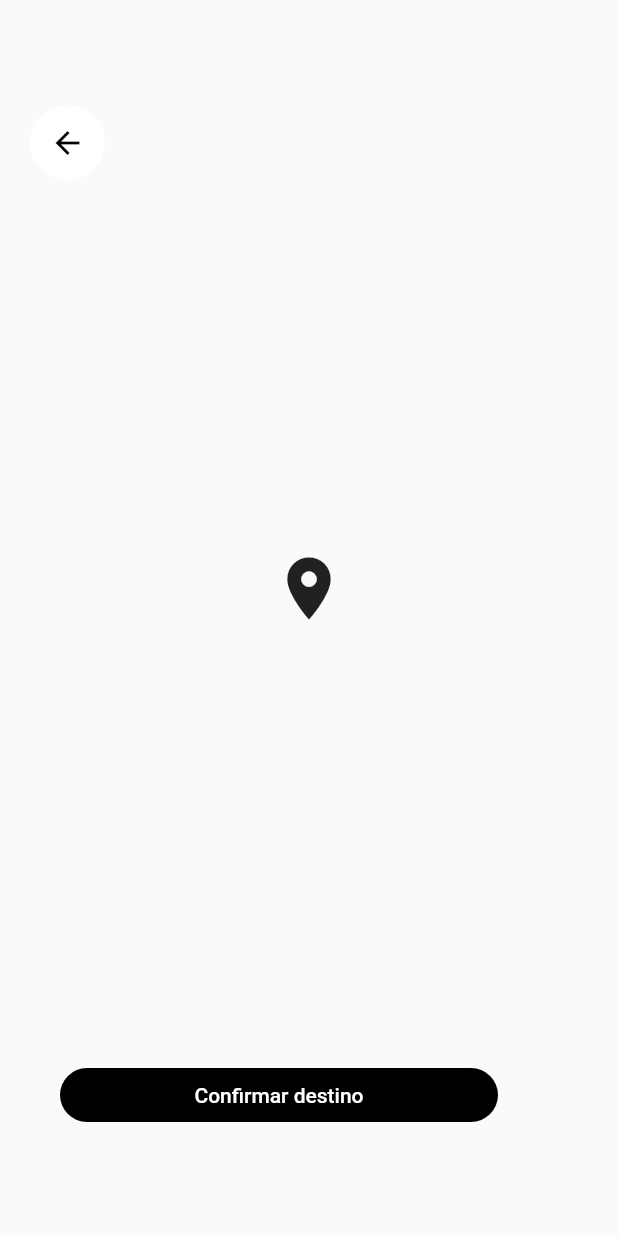
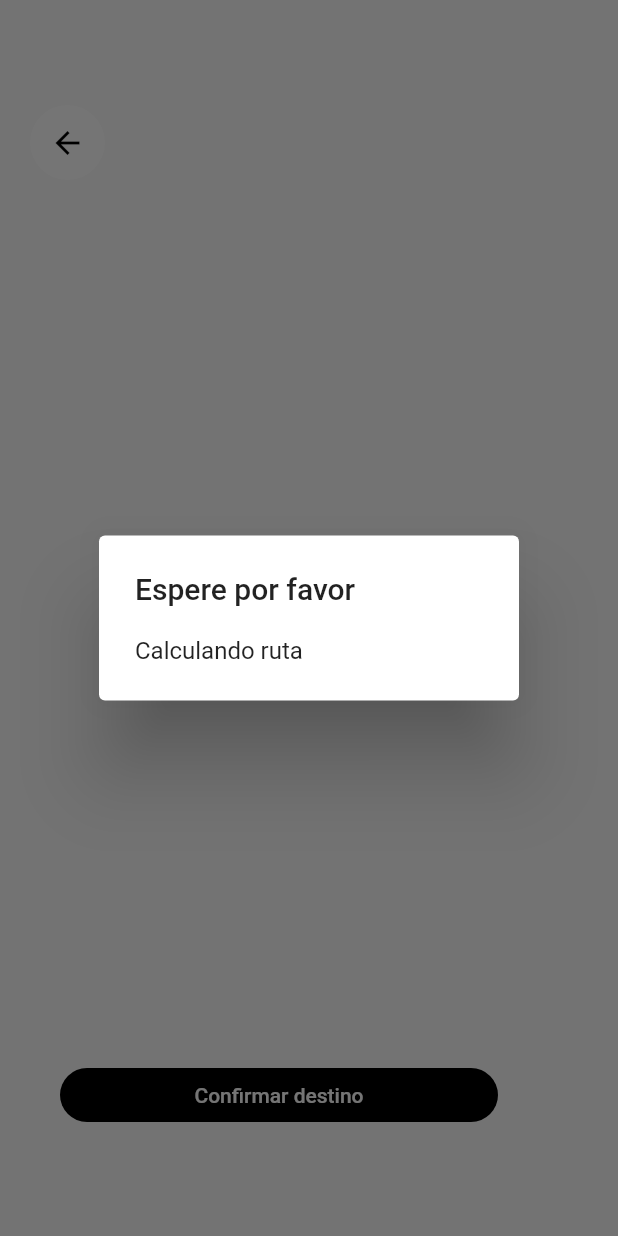
Before and after one commit to Blanco1010/maps-flutter, a Flutter app: the _BuildMarkerManual widget shown alone on an empty page, opened directly, after a tap on "Confirmar destino", on a phone screen of 412 x 824 dp. Run offline on Flutter 3.47's test engine with Material 2 defaults, Android fonts, the phone set to English and light mode, and no system bars; our stand-ins replace animate_do, bloc, dio, flutter_bloc, geolocator, google_maps_flutter and 1 more; missing offline and left inert: flutter_polyline_points.

Commit message:
add the code to draw the points when requesting an api

```diff
--- a/maps_app/lib/bloc/map/maps_bloc.dart
+++ b/maps_app/lib/bloc/map/maps_bloc.dart
@@ -17,7 +17,16 @@ class MapsBloc extends Bloc<MapsEvent, MapsState> {
 
   //Polylines
   Polyline _myRoute = new Polyline(
-      polylineId: PolylineId('my_route'), width: 3, color: Colors.transparent);
+    polylineId: PolylineId('my_route'),
+    width: 3,
+    color: Colors.transparent,
+  );
+
+  Polyline _myRouteDestination = new Polyline(
+    polylineId: PolylineId('my_route_destination'),
+    width: 3,
+    color: Colors.black87,
+  );
 
   void initMap(GoogleMapController controller) {
     if (!state.mapReady) {
@@ -44,15 +53,19 @@ class MapsBloc extends Bloc<MapsEvent, MapsState> {
     }
 
     if (event is OnChangeDraw) {
-      yield* _onChangeDraw(event);
+      yield* this._onChangeDraw(event);
     }
 
     if (event is OnFollowUbication) {
-      yield* _onFollowUbication(event);
+      yield* this._onFollowUbication(event);
     }
 
     if (event is OnMoveMap) {
       yield state.copyWith(centralUbication: event.centralMap);
+    }
+
+    if (event is OnCreateRouteInitialEnd) {
+      yield* this._onCreateRouteInitialEnd(event);
     }
   }
 
@@ -90,4 +103,17 @@ class MapsBloc extends Bloc<MapsEvent, MapsState> {
 
     yield state.copyWith(followUbication: !state.followUbication);
   }
+
+  Stream<MapsState> _onCreateRouteInitialEnd(
+      OnCreateRouteInitialEnd event) async* {
+    this._myRouteDestination = this._myRouteDestination.copyWith(
+          pointsParam: event.routeCoordinates,
+        );
+
+    final currentPolylines = state.polylines;
+    currentPolylines?['my_route_destination'] = this._myRouteDestination;
+
+    // get points for drawing
+    yield state.copyWith(polylines: currentPolylines);
+  }
 }
--- a/maps_app/lib/bloc/map/maps_event.dart
+++ b/maps_app/lib/bloc/map/maps_event.dart
@@ -9,9 +9,16 @@ class OnChangeDraw extends MapsEvent {}
 
 class OnFollowUbication extends MapsEvent {}
 
+class OnCreateRouteInitialEnd extends MapsEvent {
+  final List<LatLng> routeCoordinates;
+  final double distance;
+  final double duration;
+
+  OnCreateRouteInitialEnd(this.routeCoordinates, this.distance, this.duration);
+}
+
 class OnMoveMap extends MapsEvent {
   final LatLng centralMap;
-
   OnMoveMap(this.centralMap);
 }
 
--- /dev/null
+++ b/maps_app/lib/helpers/calculate_alert.dart
@@ -0,0 +1,21 @@
+part of 'helpers.dart';
+
+void calculateAlert(BuildContext context) {
+  if (Platform.isAndroid) {
+    showDialog(
+      barrierDismissible: false,
+      context: context,
+      builder: (context) => AlertDialog(
+        title: Text('Espere por favor'),
+        content: Text('Calculando ruta'),
+      ),
+    );
+  } else {
+    showCupertinoDialog(
+        context: context,
+        barrierDismissible: false,
+        builder: (context) => CupertinoAlertDialog(
+            title: Text('Espere por favor'),
+            content: CupertinoActivityIndicator()));
+  }
+}
--- a/maps_app/lib/helpers/helpers.dart
+++ b/maps_app/lib/helpers/helpers.dart
@@ -1,3 +1,6 @@
+import 'package:flutter/cupertino.dart';
 import 'package:flutter/material.dart';
+import 'dart:io';
 
 part 'navigate_fadein.dart';
+part 'calculate_alert.dart';
--- a/maps_app/lib/services/traffic_service.dart
+++ b/maps_app/lib/services/traffic_service.dart
@@ -25,7 +25,7 @@ class TrafficService {
 
     final resp = await this._dio.get(url, queryParameters: {
       'alternatives': 'true',
-      'geometries': 'polyline6',
+      'geometries': 'polyline',
       'steps': 'false',
       'access_token': _apiKey,
       'language': 'es',
--- a/maps_app/lib/widgets/marker_manual.dart
+++ b/maps_app/lib/widgets/marker_manual.dart
@@ -85,25 +85,36 @@ class _BuildMarkerManual extends StatelessWidget {
   }
 
   void calculateDestination(BuildContext context) async {
+    calculateAlert(context);
+
     final trafficService = TrafficService();
+    final mapBloc = BlocProvider.of<MapsBloc>(context);
+
     final start = BlocProvider.of<MyUbicationBloc>(context).state.ubication;
-    final end = BlocProvider.of<MapsBloc>(context).state.centralUbication;
+    final end = mapBloc.state.centralUbication;
+
     // get the traffic response
     final trafficResponse =
         await trafficService.getCoordsStartAndEnd(start!, end!);
 
     // get the objets to use decode
+
     final geometry = trafficResponse.routes[0].geometry;
     final distance = trafficResponse.routes[0].distance;
     final duration = trafficResponse.routes[0].duration;
 
     //Decode the points of goemtry
-    // final points = Poly.Polyline.Decode(encodedString: geometry, precision: 6);
+    PolylinePoints _polylinePoints = PolylinePoints();
+    final points = _polylinePoints.decodePolyline(geometry);
 
-    PolylinePoints polylinePoints = PolylinePoints();
-    final points = polylinePoints.decodePolyline(geometry);
-    print(points);
+// convert to LatLng
+    final List<LatLng> routeCoords =
+        points.map((e) => LatLng(e.latitude, e.longitude)).toList();
 
-    // final temp = points;
+    print(routeCoords);
+    mapBloc.add(OnCreateRouteInitialEnd(routeCoords, distance, duration));
+
+    Navigator.of(context).pop();
+    BlocProvider.of<SearchBloc>(context).add(OnDeactivateMarkerManual());
   }
 }
--- a/maps_app/lib/widgets/widgets.dart
+++ b/maps_app/lib/widgets/widgets.dart
@@ -2,12 +2,12 @@ import 'package:flutter/material.dart';
 import 'package:flutter_bloc/flutter_bloc.dart';
 import 'package:animate_do/animate_do.dart';
 import 'package:flutter_polyline_points/flutter_polyline_points.dart';
+import 'package:google_maps_flutter/google_maps_flutter.dart';
 
+import 'package:maps_app/helpers/helpers.dart';
 import 'package:maps_app/bloc/map/maps_bloc.dart';
 import 'package:maps_app/bloc/my_ubication/my_ubication_bloc.dart';
 import 'package:maps_app/bloc/search/search_bloc.dart';
-
-import 'package:flutter_polyline_points/flutter_polyline_points.dart' as Poly;
 
 import 'package:maps_app/models/search_result.dart';
 import 'package:maps_app/search/search_destination.dart';
```
Also changed, not shown: maps_app/lib/pages/map_gps_page.dart (+7 -6 lines).
